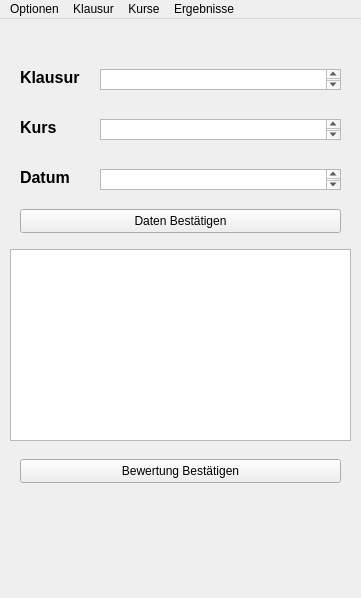
The window that windows/mainwindow.ui (koc-schule/bewertungsrechner) describes before a commit, drawn with Qt 5.
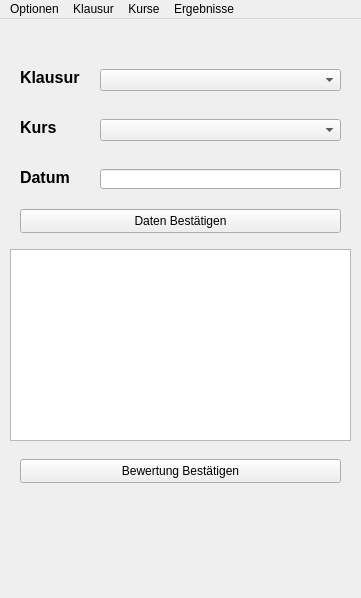
The same window after the commit.

Commit message: Added selectable Courses and Exams in Mainwindow

The edit to the form file:
```diff
--- a/windows/mainwindow.ui
+++ b/windows/mainwindow.ui
@@ -54,16 +54,6 @@
      <string>Kurs</string>
     </property>
    </widget>
-   <widget class="QTextEdit" name="date_textEdit">
-    <property name="geometry">
-     <rect>
-      <x>100</x>
-      <y>150</y>
-      <width>241</width>
-      <height>21</height>
-     </rect>
-    </property>
-   </widget>
    <widget class="QLabel" name="date_label">
     <property name="geometry">
      <rect>
@@ -97,26 +87,6 @@
      <string>Daten Bestätigen</string>
     </property>
    </widget>
-   <widget class="QTextEdit" name="choose_exam_textEdit">
-    <property name="geometry">
-     <rect>
-      <x>100</x>
-      <y>50</y>
-      <width>241</width>
-      <height>21</height>
-     </rect>
-    </property>
-   </widget>
-   <widget class="QTextEdit" name="choose_course_textEdit">
-    <property name="geometry">
-     <rect>
-      <x>100</x>
-      <y>100</y>
-      <width>241</width>
-      <height>21</height>
-     </rect>
-    </property>
-   </widget>
    <widget class="QTableWidget" name="evaluation_input_tableWidget">
     <property name="geometry">
      <rect>
@@ -140,6 +110,36 @@
      <string>Bewertung Bestätigen</string>
     </property>
    </widget>
+   <widget class="QComboBox" name="select_exam_box">
+    <property name="geometry">
+     <rect>
+      <x>100</x>
+      <y>50</y>
+      <width>241</width>
+      <height>22</height>
+     </rect>
+    </property>
+   </widget>
+   <widget class="QComboBox" name="select_course_box">
+    <property name="geometry">
+     <rect>
+      <x>100</x>
+      <y>100</y>
+      <width>241</width>
+      <height>22</height>
+     </rect>
+    </property>
+   </widget>
+   <widget class="QLineEdit" name="date_edit">
+    <property name="geometry">
+     <rect>
+      <x>100</x>
+      <y>150</y>
+      <width>241</width>
+      <height>20</height>
+     </rect>
+    </property>
+   </widget>
   </widget>
   <widget class="QMenuBar" name="menubar">
    <property name="geometry">
```
The commit also changes 3 other files.
